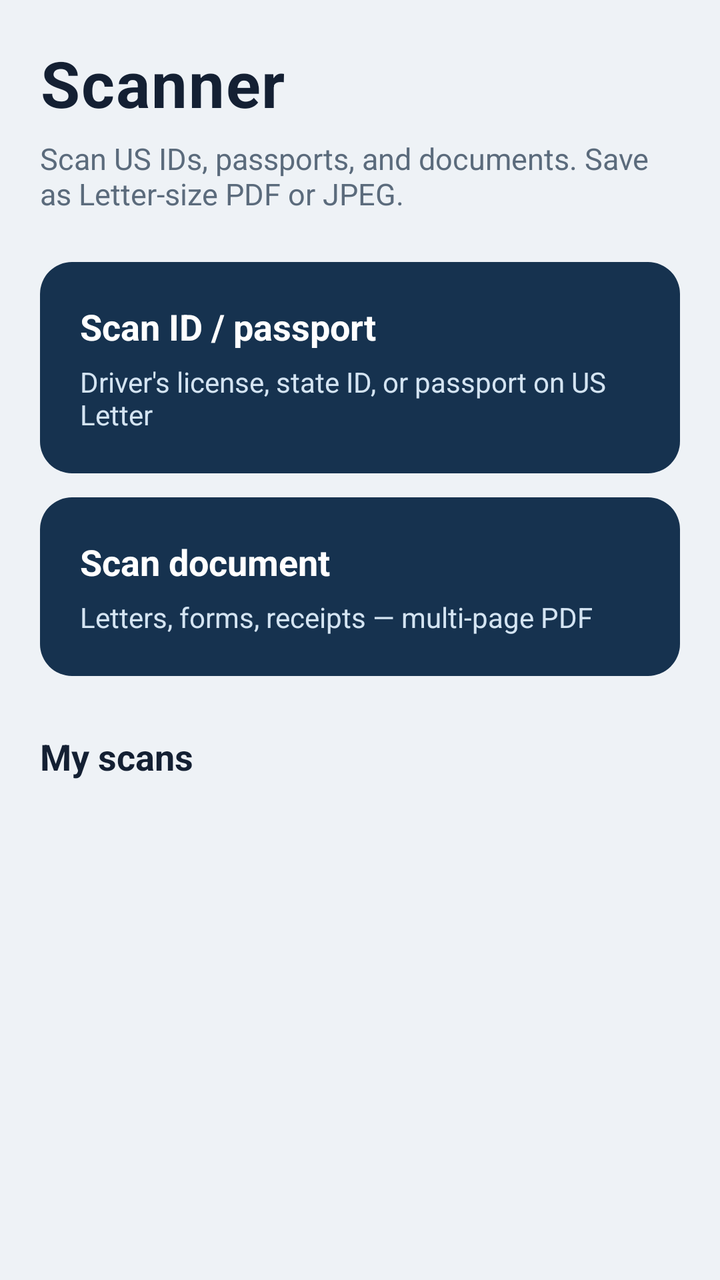
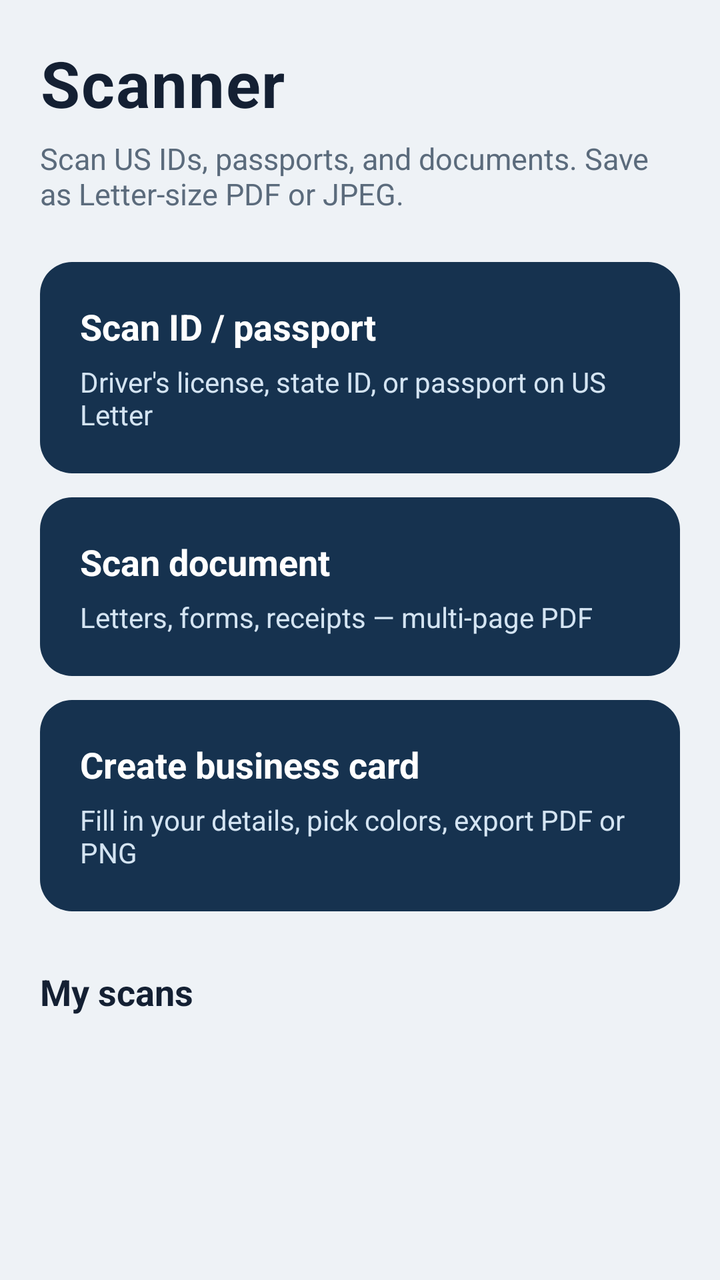

Screens rendered from an Android XML layout before and after an edit, with the pre-edit source and the edit as a unified diff.
<!-- AndroidManifest.xml: application theme Theme.Scanner -->
<!-- res/layout/activity_main.xml -->
<?xml version="1.0" encoding="utf-8"?>
<androidx.core.widget.NestedScrollView
    xmlns:android="http://schemas.android.com/apk/res/android"
    xmlns:tools="http://schemas.android.com/tools"
    android:layout_width="match_parent"
    android:layout_height="match_parent"
    android:background="@color/surface_page"
    android:fillViewport="true"
    tools:context=".MainActivity">

    <LinearLayout
        android:layout_width="match_parent"
        android:layout_height="wrap_content"
        android:orientation="vertical"
        android:padding="20dp">

        <TextView
            android:layout_width="match_parent"
            android:layout_height="wrap_content"
            android:letterSpacing="0.02"
            android:text="@string/home_title"
            android:textColor="@color/text_primary"
            android:textSize="32sp"
            android:textStyle="bold" />

        <TextView
            android:layout_width="match_parent"
            android:layout_height="wrap_content"
            android:layout_marginTop="6dp"
            android:text="@string/home_subtitle"
            android:textColor="@color/text_secondary"
            android:textSize="15sp" />

        <LinearLayout
            android:id="@+id/buttonScanId"
            android:layout_width="match_parent"
            android:layout_height="wrap_content"
            android:layout_marginTop="24dp"
            android:background="@drawable/bg_action_card"
            android:clickable="true"
            android:focusable="true"
            android:orientation="vertical"
            android:padding="20dp">

            <TextView
                android:layout_width="wrap_content"
                android:layout_height="wrap_content"
                android:text="@string/scan_id"
                android:textColor="@color/text_on_primary"
                android:textSize="18sp"
                android:textStyle="bold" />

            <TextView
                android:layout_width="wrap_content"
                android:layout_height="wrap_content"
                android:layout_marginTop="6dp"
                android:text="@string/scan_id_desc"
                android:textColor="#D4E4F2"
                android:textSize="14sp" />
        </LinearLayout>

        <LinearLayout
            android:id="@+id/buttonScanDocument"
            android:layout_width="match_parent"
            android:layout_height="wrap_content"
            android:layout_marginTop="12dp"
            android:background="@drawable/bg_action_card"
            android:clickable="true"
            android:focusable="true"
            android:orientation="vertical"
            android:padding="20dp">

            <TextView
                android:layout_width="wrap_content"
                android:layout_height="wrap_content"
                android:text="@string/scan_document"
                android:textColor="@color/text_on_primary"
                android:textSize="18sp"
                android:textStyle="bold" />

            <TextView
                android:layout_width="wrap_content"
                android:layout_height="wrap_content"
                android:layout_marginTop="6dp"
                android:text="@string/scan_document_desc"
                android:textColor="#D4E4F2"
                android:textSize="14sp" />
        </LinearLayout>

        <TextView
            android:layout_width="match_parent"
            android:layout_height="wrap_content"
            android:layout_marginTop="28dp"
            android:layout_marginBottom="10dp"
            android:text="@string/library_title"
            android:textColor="@color/text_primary"
            android:textSize="18sp"
            android:textStyle="bold" />

        <TextView
            android:id="@+id/textEmpty"
            android:layout_width="match_parent"
            android:layout_height="wrap_content"
            android:gravity="center"
            android:paddingVertical="36dp"
            android:text="@string/library_empty"
            android:textColor="@color/text_secondary"
            android:visibility="gone" />

        <androidx.recyclerview.widget.RecyclerView
            android:id="@+id/listDocuments"
            android:layout_width="match_parent"
            android:layout_height="wrap_content"
            android:nestedScrollingEnabled="false"
            android:clipToPadding="false" />
    </LinearLayout>
</androidx.core.widget.NestedScrollView>
<!-- resources referenced by this layout -->
<resources>
  <color name="surface_page">#EEF2F6</color>
  <color name="text_on_primary">#FFFFFF</color>
  <color name="text_primary">#142033</color>
  <color name="text_secondary">#5B6B7C</color>
  <!-- drawable bg_action_card (drawable) -->
  <?xml version="1.0" encoding="utf-8"?>
  <shape xmlns:android="http://schemas.android.com/apk/res/android">
      <solid android:color="@color/primary" />
      <corners android:radius="16dp" />
  </shape>
  <string name="home_subtitle">Scan US IDs, passports, and documents. Save as Letter-size PDF or JPEG.</string>
  <string name="home_title">Scanner</string>
  <string name="library_empty">No scans yet.\nScan a driver\'s license, state ID, passport, or document to start.</string>
  <string name="library_title">My scans</string>
  <string name="scan_document">Scan document</string>
  <string name="scan_document_desc">Letters, forms, receipts — multi-page PDF</string>
  <string name="scan_id">Scan ID / passport</string>
  <string name="scan_id_desc">Driver\'s license, state ID, or passport on US Letter</string>
  <style name="Theme.Scanner" parent="Theme.Material3.Light.NoActionBar">
          <item name="colorPrimary">@color/primary</item>
          <item name="colorOnPrimary">@color/text_on_primary</item>
          <item name="colorSecondary">@color/accent</item>
          <item name="colorSurface">@color/surface_card</item>
          <item name="android:statusBarColor">@color/primary_dark</item>
          <item name="android:navigationBarColor">@color/surface_page</item>
          <item name="android:windowBackground">@color/surface_page</item>
      </style>
  <color name="primary">#16324F</color>
  <color name="accent">#2A9D8F</color>
  <color name="surface_card">#FFFFFF</color>
  <color name="primary_dark">#0E2136</color>
</resources>

<!-- the commit's change to res/layout/activity_main.xml (unified diff, before → after) -->
@@ -87,6 +87,34 @@
                 android:textSize="14sp" />
         </LinearLayout>
 
+        <LinearLayout
+            android:id="@+id/buttonCreateCard"
+            android:layout_width="match_parent"
+            android:layout_height="wrap_content"
+            android:layout_marginTop="12dp"
+            android:background="@drawable/bg_action_card"
+            android:clickable="true"
+            android:focusable="true"
+            android:orientation="vertical"
+            android:padding="20dp">
+
+            <TextView
+                android:layout_width="wrap_content"
+                android:layout_height="wrap_content"
+                android:text="@string/create_card"
+                android:textColor="@color/text_on_primary"
+                android:textSize="18sp"
+                android:textStyle="bold" />
+
+            <TextView
+                android:layout_width="wrap_content"
+                android:layout_height="wrap_content"
+                android:layout_marginTop="6dp"
+                android:text="@string/create_card_desc"
+                android:textColor="#D4E4F2"
+                android:textSize="14sp" />
+        </LinearLayout>
+
         <TextView
             android:layout_width="match_parent"
             android:layout_height="wrap_content"
<!-- resource entries referenced after the edit -->
@@ -10,6 +10,8 @@
       <solid android:color="@color/primary" />
       <corners android:radius="16dp" />
   </shape>
+  <string name="create_card">Create business card</string>
+  <string name="create_card_desc">Fill in your details, pick colors, export PDF or PNG</string>
   <string name="home_subtitle">Scan US IDs, passports, and documents. Save as Letter-size PDF or JPEG.</string>
   <string name="home_title">Scanner</string>
   <string name="library_empty">No scans yet.\nScan a driver\'s license, state ID, passport, or document to start.</string>
